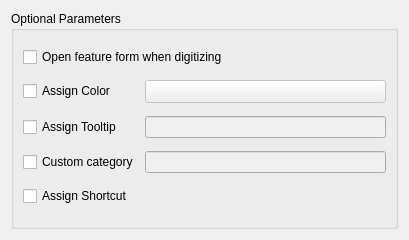
Qt form CustomWidgets/buttonPropWidget.ui (dsgoficial/DsgTools) before a commit.
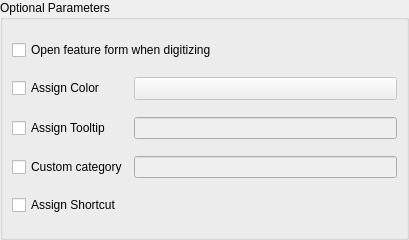
The same form after that commit. Custom widgets are drawn as their Qt base class.

Patch:
```diff
--- a/CustomWidgets/buttonPropWidget.ui
+++ b/CustomWidgets/buttonPropWidget.ui
@@ -14,6 +14,9 @@
    <string>Form</string>
   </property>
   <layout class="QGridLayout" name="gridLayout_2">
+   <property name="margin">
+    <number>0</number>
+   </property>
    <item row="0" column="0">
     <widget class="QgsCollapsibleGroupBox" name="mGroupBox">
      <property name="title">
```
Left out of the diff: 4 changed lines with no effect on the pictures.
